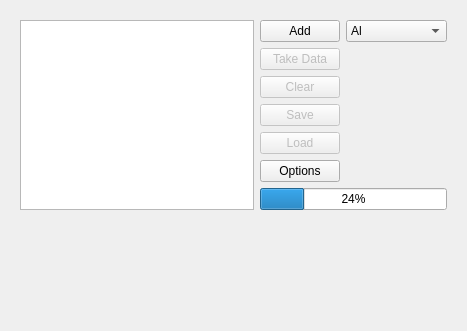
Qt form SpidrMpx3Eq/qcstmBHWindow.ui (navrit/dexter) before a commit; both pictures show x 0 to 467 and y 0 to 331 of the 467 by 553 pixel window.
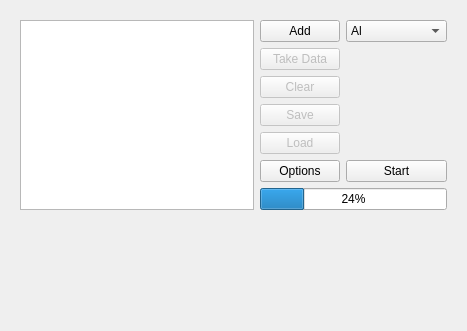
The same form after that commit.

The edit to the form file:
```diff
--- a/SpidrMpx3Eq/qcstmBHWindow.ui
+++ b/SpidrMpx3Eq/qcstmBHWindow.ui
@@ -72,6 +72,13 @@
         </property>
        </widget>
       </item>
+      <item row="5" column="2">
+       <widget class="QPushButton" name="startButton">
+        <property name="text">
+         <string>Start</string>
+        </property>
+       </widget>
+      </item>
       <item row="2" column="1">
        <widget class="QPushButton" name="clearButton">
         <property name="enabled">
```
Left out of the diff: 30 changed lines with no effect on the pictures.
